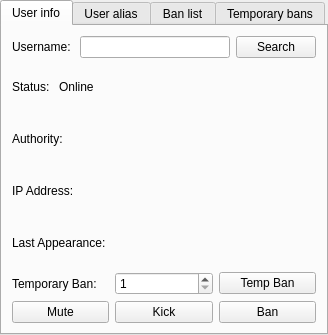
Above: src/Teambuilder/controlpanel.ui from po-devs/pokemon-online before the change. Below: the same form after it.
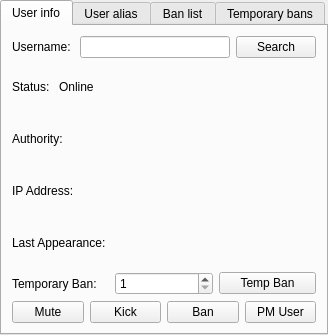
That is the form after the change.

Commit message: Added "PM User" to control panel

The edit to the form file:
```diff
--- a/src/Teambuilder/controlpanel.ui
+++ b/src/Teambuilder/controlpanel.ui
@@ -222,6 +222,13 @@
         </property>
        </widget>
       </item>
+      <item>
+       <widget class="QPushButton" name="pushButton">
+        <property name="text">
+         <string>PM User</string>
+        </property>
+       </widget>
+      </item>
      </layout>
     </item>
    </layout>
```
The commit also changes 4 other files.
